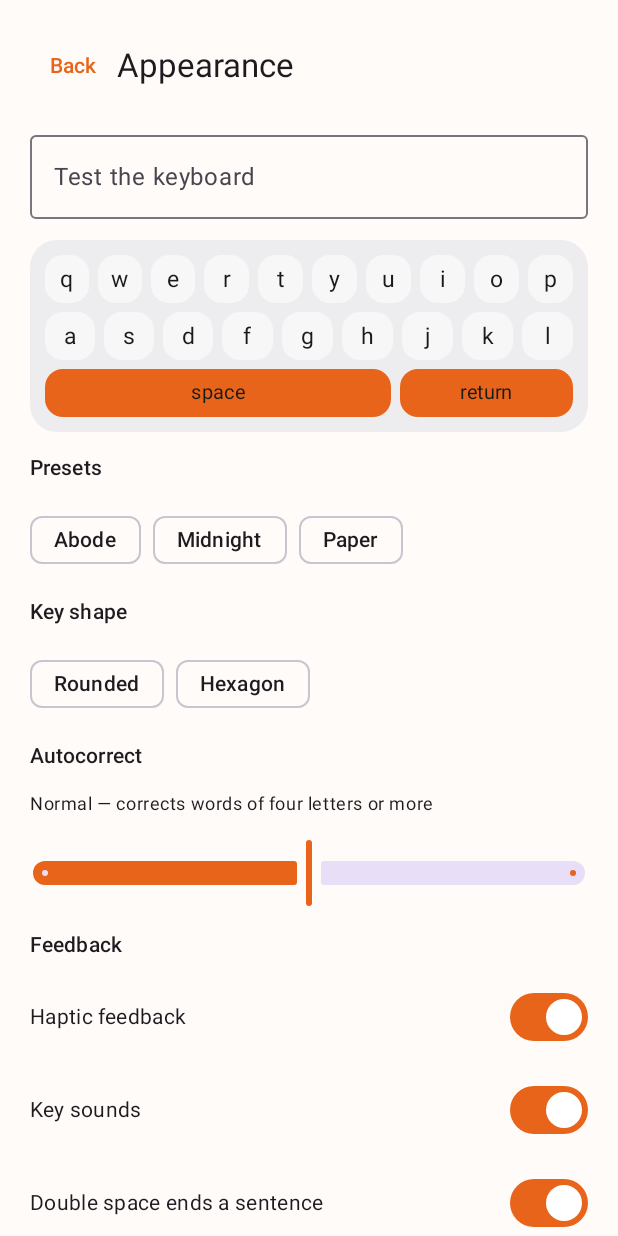
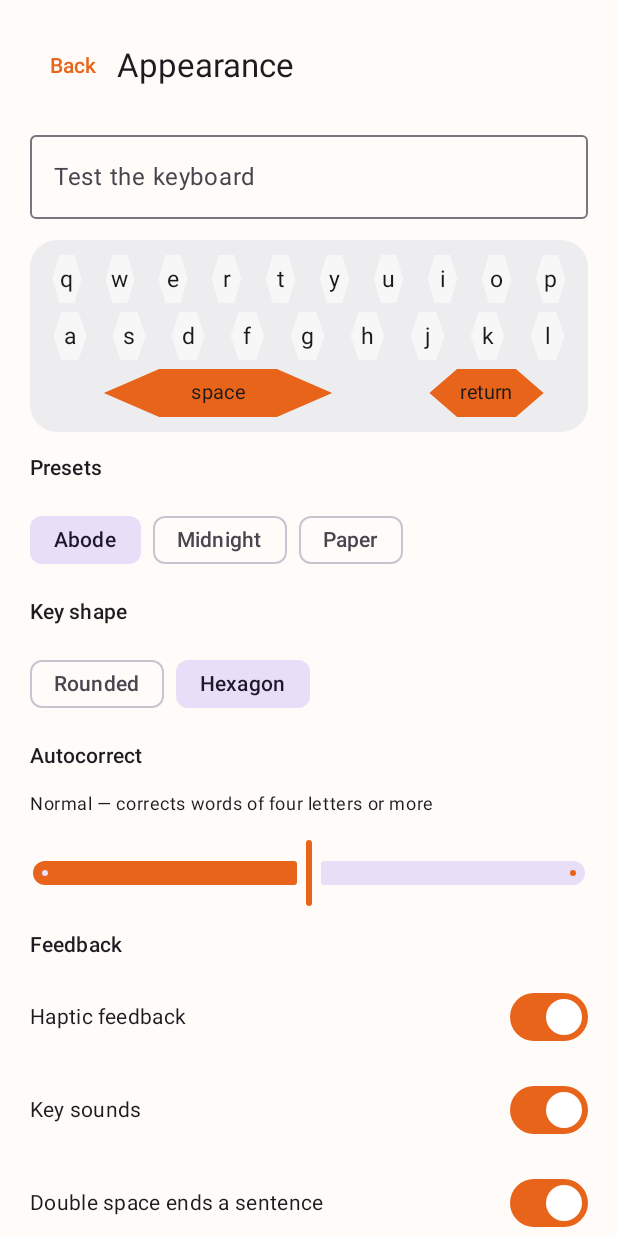
Before and after one commit to aceyash-dev/Abode, an Android app built with Jetpack Compose: the composable ThemeEditorScreen shown on its own in the app's theme, on a phone screen of 412 x 824 dp. Run offline under Robolectric (Android 15) with nearby library versions, the phone set to English and light mode, and no system bars; 2 statements that could not run were skipped.

Commit message:
Improve setup flow, keyboard state cues and appearance editor
Setup
- Three steps: turn on, make it the keyboard, try it. Each step says what
  is missing; status re-checks on resume from system settings.
- The active keyboard is read from the system, not just 'installed'.
- Voice and device details moved behind a toggle.
- Removed the roadmap/milestone copy from the first screen.

Keyboard
- Shift shows on/off and caps lock state on the key.
- Return says send, go, search, done or next to match the field.
- Caps-lock double tap redraws the layout immediately.
- 'Key sounds' was a switch that did nothing; it now plays the click.
- Haptics setting respected on long-press too.

Appearance
- System back leaves the editor instead of closing the app.
- Preset and key-shape chips show the selected choice.
- Presets scroll on narrow screens.
- A rejected font says why.
- The live preview draws hexagon keys, matching the keyboard.

Co-Authored-By: Claude Haiku 5.5 <noreply@anthropic.com>
Claude-Session: https://claude.ai/code/session_01V6etDRLPhpZK1w9ADNw1wD

```diff
--- a/app/src/main/kotlin/dev/abode/app/theme/ThemeEditorScreen.kt
+++ b/app/src/main/kotlin/dev/abode/app/theme/ThemeEditorScreen.kt
@@ -1,6 +1,7 @@
 package dev.abode.app.theme
 
 import android.graphics.Typeface
+import androidx.activity.compose.BackHandler
 import androidx.activity.compose.rememberLauncherForActivityResult
 import androidx.activity.result.contract.ActivityResultContracts
 import androidx.compose.foundation.background
@@ -14,10 +15,13 @@ import androidx.compose.foundation.layout.fillMaxWidth
 import androidx.compose.foundation.layout.height
 import androidx.compose.foundation.layout.padding
 import androidx.compose.foundation.layout.size
+import androidx.compose.foundation.horizontalScroll
 import androidx.compose.foundation.rememberScrollState
+import androidx.compose.foundation.shape.GenericShape
 import androidx.compose.foundation.shape.RoundedCornerShape
+import androidx.compose.ui.graphics.Shape
 import androidx.compose.foundation.verticalScroll
-import androidx.compose.material3.AssistChip
+import androidx.compose.material3.FilterChip
 import androidx.compose.material3.Button
 import androidx.compose.material3.MaterialTheme
 import androidx.compose.material3.OutlinedButton
@@ -69,6 +73,10 @@ fun ThemeEditorScreen(onBack: () -> Unit) {
     val theme = draft ?: stored
 
     var pickingRole by remember { mutableStateOf<String?>(null) }
+    var fontError by remember { mutableStateOf<String?>(null) }
+
+    // The system back gesture should leave this screen, not close the app.
+    BackHandler(onBack = onBack)
 
     fun update(next: KeyboardTheme) {
         draft = next
@@ -80,19 +88,21 @@ fun ThemeEditorScreen(onBack: () -> Unit) {
     ) { uri ->
         if (uri == null) return@rememberLauncherForActivityResult
         val target = File(context.filesDir, "keyboard_font_${System.currentTimeMillis()}.ttf")
-        runCatching {
+        val copied = runCatching {
             context.contentResolver.openInputStream(uri)?.use { input ->
                 target.outputStream().use { output -> input.copyTo(output) }
             }
-        }.onSuccess {
-            // Validate before saving: a file that is not a font must not be able
-            // to take the keyboard down on the next keystroke.
-            val usable = runCatching { Typeface.createFromFile(target) }.isSuccess
-            if (usable) {
-                update(theme.copy(fontPath = target.absolutePath))
-            } else {
-                target.delete()
-            }
+        }.isSuccess
+        // Validate before saving: a file that is not a font must not be able to
+        // take the keyboard down on the next keystroke. Say why it was refused,
+        // because a silent no-op looks like a broken button.
+        val usable = copied && runCatching { Typeface.createFromFile(target) }.isSuccess
+        if (usable) {
+            fontError = null
+            update(theme.copy(fontPath = target.absolutePath))
+        } else {
+            target.delete()
+            fontError = "That file isn't a usable font. Try a .ttf or .otf file."
         }
     }
 
@@ -121,10 +131,16 @@ fun ThemeEditorScreen(onBack: () -> Unit) {
 
         ThemePreview(theme)
 
+        // Chips show which choice is live. An unmarked chip reads as "not chosen"
+        // to nobody, and people keep tapping a preset to see whether it changed.
         Text("Presets", style = MaterialTheme.typography.titleSmall)
-        Row(horizontalArrangement = Arrangement.spacedBy(8.dp)) {
+        Row(
+            modifier = Modifier.horizontalScroll(rememberScrollState()),
+            horizontalArrangement = Arrangement.spacedBy(8.dp),
+        ) {
             ThemePresets.all.forEach { preset ->
-                AssistChip(
+                FilterChip(
+                    selected = preset.id == theme.id,
                     onClick = { update(preset) },
                     label = { Text(preset.name) },
                 )
@@ -134,7 +150,8 @@ fun ThemeEditorScreen(onBack: () -> Unit) {
         Text("Key shape", style = MaterialTheme.typography.titleSmall)
         Row(horizontalArrangement = Arrangement.spacedBy(8.dp)) {
             KeyShape.entries.forEach { shape ->
-                AssistChip(
+                FilterChip(
+                    selected = theme.keyShape == shape,
                     onClick = { update(theme.copy(keyShape = shape)) },
                     label = { Text(if (shape == KeyShape.HEXAGON) "Hexagon" else "Rounded") },
                 )
@@ -189,6 +206,9 @@ fun ThemeEditorScreen(onBack: () -> Unit) {
             text = theme.fontPath?.let { File(it).name } ?: "System font",
             style = MaterialTheme.typography.bodySmall,
         )
+        fontError?.let {
+            Text(it, style = MaterialTheme.typography.bodySmall, color = MaterialTheme.colorScheme.error)
+        }
         Row(horizontalArrangement = Arrangement.spacedBy(8.dp)) {
             OutlinedButton(onClick = { fontPicker.launch(arrayOf("*/*")) }) {
                 Text("Choose font file")
@@ -277,6 +297,10 @@ private fun ThemePreview(theme: KeyboardTheme) {
         if (usable && file != null) FontFamily(Font(file)) else FontFamily.Default
     }
 
+    val keyShape = remember(theme.keyShape, theme.cornerRadiusDp) {
+        if (theme.keyShape == KeyShape.HEXAGON) hexagonShape() else RoundedCornerShape(theme.cornerRadiusDp.dp)
+    }
+
     Column(
         modifier = Modifier
             .fillMaxWidth()
@@ -292,7 +316,7 @@ private fun ThemePreview(theme: KeyboardTheme) {
                         modifier = Modifier
                             .weight(1f)
                             .height((theme.rowHeightDp * 0.62f).dp)
-                            .clip(RoundedCornerShape(theme.cornerRadiusDp.dp))
+                            .clip(keyShape)
                             .background(Color(theme.keyBackground)),
                         contentAlignment = Alignment.Center,
                     ) {
@@ -312,7 +336,7 @@ private fun ThemePreview(theme: KeyboardTheme) {
                     modifier = Modifier
                         .weight(weight)
                         .height((theme.rowHeightDp * 0.62f).dp)
-                        .clip(RoundedCornerShape(theme.cornerRadiusDp.dp))
+                        .clip(keyShape)
                         .background(Color(theme.keyPressed)),
                     contentAlignment = Alignment.Center,
                 ) {
@@ -327,3 +351,19 @@ private fun ThemePreview(theme: KeyboardTheme) {
         }
     }
 }
+
+/**
+ * The same flat-top hexagon KeyGridView draws, so the preview and the keyboard
+ * agree about what a key looks like.
+ */
+private fun hexagonShape(): Shape = GenericShape { size, _ ->
+    val w = size.width
+    val h = size.height
+    moveTo(w * 0.17f, h / 2f)
+    lineTo(w * 0.33f, 0f)
+    lineTo(w * 0.67f, 0f)
+    lineTo(w * 0.83f, h / 2f)
+    lineTo(w * 0.67f, h)
+    lineTo(w * 0.33f, h)
+    close()
+}
--- a/ui-keyboard/src/main/kotlin/dev/abode/keyboard/Key.kt
+++ b/ui-keyboard/src/main/kotlin/dev/abode/keyboard/Key.kt
@@ -44,6 +44,8 @@ data class Key(
     val output: String = label,
     val widthWeight: Float = 1f,
     val alternates: List<String> = emptyList(),
+    /** A toggle that is currently on (shift, caps lock). Drawn in the accent colour. */
+    val active: Boolean = false,
 ) {
     val hasAlternates: Boolean get() = alternates.isNotEmpty()
 
```
Also changed, not shown: app/src/main/kotlin/dev/abode/app/MainActivity.kt (+154 -39 lines), ime/src/main/kotlin/dev/abode/ime/AbodeInputMethodService.kt (+28 -1 lines), ui-keyboard/src/main/kotlin/dev/abode/keyboard/KeyGridView.kt (+11 -2 lines), ui-keyboard/src/main/kotlin/dev/abode/keyboard/KeyboardLayout.kt (+17 -3 lines).
